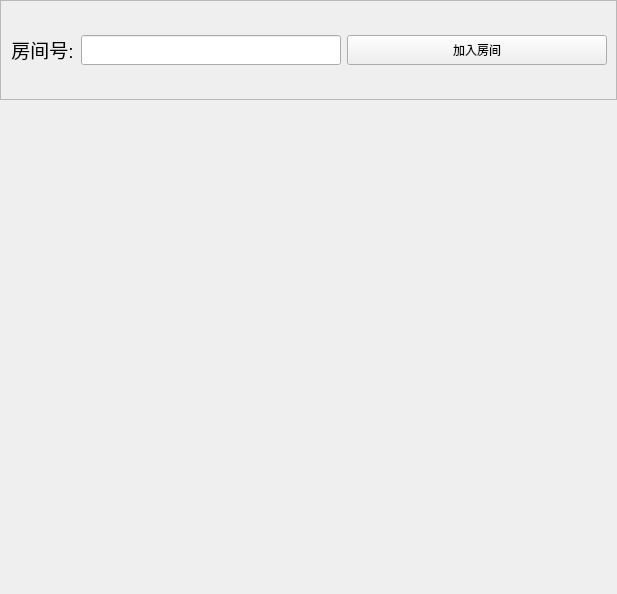
Above: client/src/ui/stack_join_meet.ui from wang-y-cell/CloudMeeting_Client before the change. Below: the same form after it.
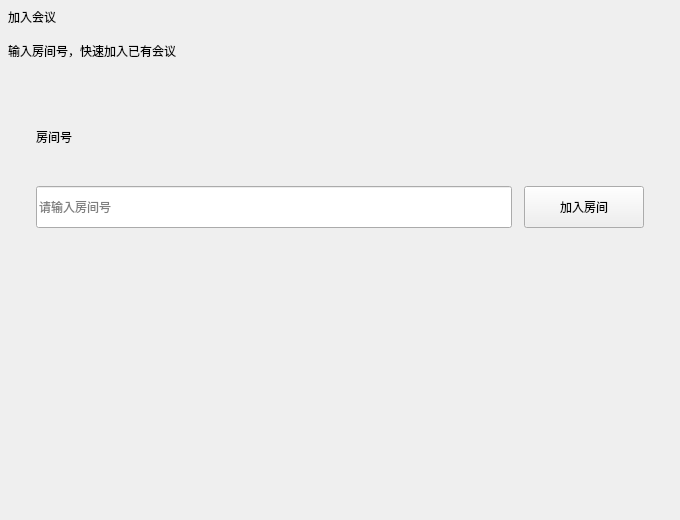
That is the form after the change.

The edit to the form file:
```diff
--- a/client/src/ui/stack_join_meet.ui
+++ b/client/src/ui/stack_join_meet.ui
@@ -6,56 +6,40 @@
    <rect>
     <x>0</x>
     <y>0</y>
-    <width>617</width>
-    <height>594</height>
+    <width>680</width>
+    <height>520</height>
    </rect>
   </property>
-  <property name="windowTitle">
-   <string>Form</string>
-  </property>
-  <layout class="QVBoxLayout" name="verticalLayout">
+  <layout class="QVBoxLayout" name="verticalLayout_root">
+   <property name="spacing">
+    <number>16</number>
+   </property>
    <property name="leftMargin">
-    <number>0</number>
+    <number>8</number>
    </property>
    <property name="topMargin">
-    <number>0</number>
+    <number>8</number>
    </property>
    <property name="rightMargin">
-    <number>0</number>
+    <number>8</number>
    </property>
    <property name="bottomMargin">
-    <number>0</number>
+    <number>8</number>
    </property>
    <item>
-    <widget class="QScrollArea" name="scrollArea">
-     <property name="frameShape">
-      <enum>QFrame::Shape::NoFrame</enum>
+    <widget class="QLabel" name="pageTitle">
+     <property name="text">
+      <string>加入会议</string>
      </property>
-     <property name="widgetResizable">
-      <bool>true</bool>
+    </widget>
+   </item>
+   <item>
+    <widget class="QLabel" name="pageDesc">
+     <property name="text">
+      <string>输入房间号，快速加入已有会议</string>
      </property>
-     <widget class="QWidget" name="scrollAreaWidgetContents">
-      <property name="geometry">
-       <rect>
-        <x>0</x>
-        <y>0</y>
-        <width>617</width>
-        <height>594</height>
-       </rect>
-      </property>
-      <layout class="QVBoxLayout" name="verticalLayout_2">
-       <property name="leftMargin">
-        <number>0</number>
-       </property>
-       <property name="topMargin">
-        <number>0</number>
-       </property>
-       <property name="rightMargin">
-        <number>0</number>
-       </property>
-       <property name="bottomMargin">
-        <number>0</number>
-       </property>
+    </widget>
+   </item>
        <item>
         <widget class="QFrame" name="frame">
          <property name="sizePolicy">
@@ -67,77 +51,72 @@
          <property name="minimumSize">
           <size>
            <width>0</width>
-           <height>100</height>
+       <height>180</height>
           </size>
          </property>
          <property name="frameShape">
-          <enum>QFrame::Shape::StyledPanel</enum>
-         </property>
-         <property name="frameShadow">
-          <enum>QFrame::Shadow::Raised</enum>
-         </property>
-         <layout class="QHBoxLayout" name="horizontalLayout" stretch="1,4,4">
+      <enum>QFrame::Shape::NoFrame</enum>
+     </property>
+     <layout class="QVBoxLayout" name="cardLayout">
+      <property name="spacing">
+       <number>16</number>
+      </property>
           <property name="leftMargin">
-           <number>9</number>
+       <number>28</number>
           </property>
           <property name="topMargin">
-           <number>9</number>
+       <number>28</number>
           </property>
           <property name="rightMargin">
-           <number>9</number>
+       <number>28</number>
           </property>
           <property name="bottomMargin">
-           <number>9</number>
+       <number>28</number>
           </property>
           <item>
-           <widget class="QLabel" name="roomN_label">
-            <property name="sizePolicy">
-             <sizepolicy hsizetype="Preferred" vsizetype="Preferred">
-              <horstretch>0</horstretch>
-              <verstretch>0</verstretch>
-             </sizepolicy>
-            </property>
+       <widget class="QLabel" name="fieldLabel">
             <property name="text">
-             <string>&lt;html&gt;&lt;head/&gt;&lt;body&gt;&lt;p align=&quot;center&quot;&gt;&lt;span style=&quot; font-size:14pt;&quot;&gt;房间号:&lt;/span&gt;&lt;/p&gt;&lt;/body&gt;&lt;/html&gt;</string>
+         <string>房间号</string>
             </property>
            </widget>
           </item>
+      <item>
+       <layout class="QHBoxLayout" name="joinRow" stretch="4,1">
+        <property name="spacing">
+         <number>12</number>
+        </property>
           <item>
            <widget class="QLineEdit" name="roomN">
-            <property name="sizePolicy">
-             <sizepolicy hsizetype="Preferred" vsizetype="Fixed">
-              <horstretch>0</horstretch>
-              <verstretch>0</verstretch>
-             </sizepolicy>
-            </property>
             <property name="minimumSize">
              <size>
               <width>0</width>
-              <height>30</height>
-             </size>
-            </property>
+            <height>42</height>
+           </size>
+          </property>
+          <property name="placeholderText">
+           <string>请输入房间号</string>
+          </property>
            </widget>
           </item>
           <item>
            <widget class="QPushButton" name="joinMeeting_btn">
-            <property name="sizePolicy">
-             <sizepolicy hsizetype="Preferred" vsizetype="Fixed">
-              <horstretch>0</horstretch>
-              <verstretch>0</verstretch>
-             </sizepolicy>
-            </property>
             <property name="minimumSize">
              <size>
-              <width>0</width>
-              <height>30</height>
-             </size>
-            </property>
+            <width>120</width>
+            <height>42</height>
+           </size>
+          </property>
+          <property name="cursor">
+           <cursorShape>PointingHandCursor</cursorShape>
+          </property>
             <property name="text">
              <string>加入房间</string>
             </property>
            </widget>
           </item>
          </layout>
+      </item>
+     </layout>
         </widget>
        </item>
        <item>
@@ -152,10 +131,6 @@
           </size>
          </property>
         </spacer>
-       </item>
-      </layout>
-     </widget>
-    </widget>
    </item>
   </layout>
  </widget>
```
Lines whose indentation alone changed are shown as unchanged.
